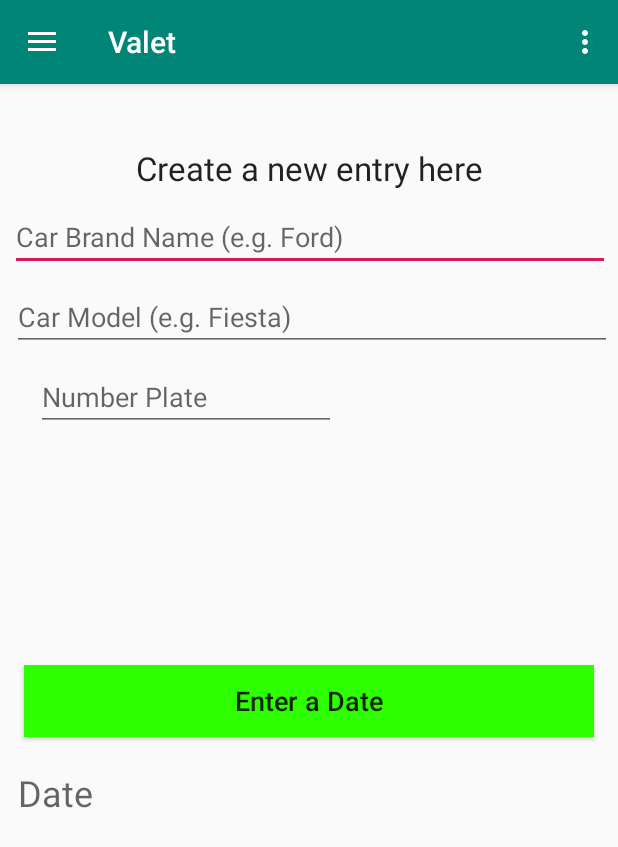
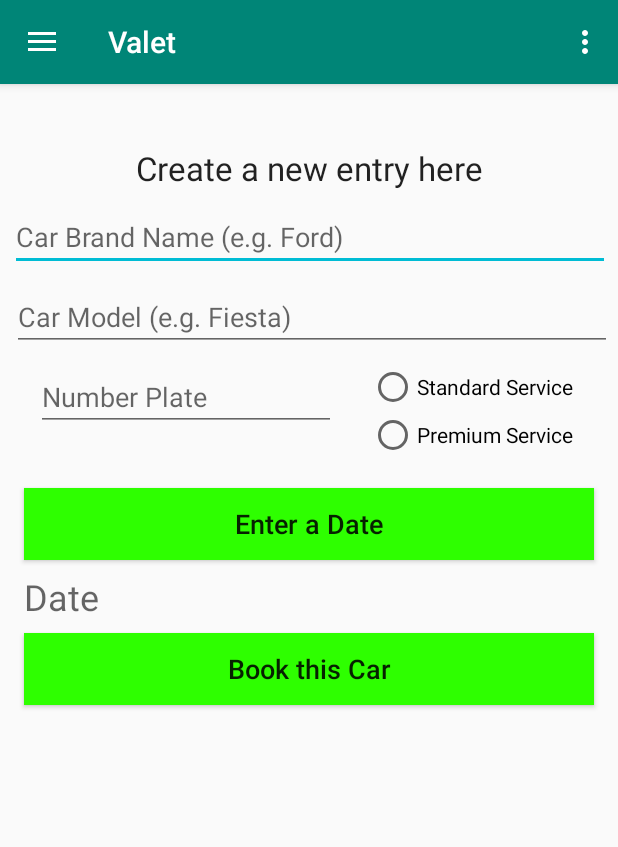
Before and after one commit to CiaranCrowley/Car_Valeting_Manager, an Android app: the screen it shows after launch (Home), on a phone screen of 412 x 824 dp. Shown: the top 847 px of the screen. Run offline under Robolectric (Android 15) with nearby library versions, the phone set to English and light mode, and no system bars.

```diff
--- a/app/src/main/java/ie/wit/activities/Home.kt
+++ b/app/src/main/java/ie/wit/activities/Home.kt
@@ -9,7 +9,6 @@ import androidx.core.view.GravityCompat
 import androidx.fragment.app.Fragment
 import androidx.fragment.app.FragmentTransaction
 import com.google.android.material.navigation.NavigationView
-import com.google.android.material.snackbar.Snackbar
 import ie.wit.R
 import ie.wit.fragments.ValetFragment
 import ie.wit.fragments.ValetSavedFragment
--- a/app/src/main/java/ie/wit/adapters/ValetingAdapter.kt
+++ b/app/src/main/java/ie/wit/adapters/ValetingAdapter.kt
@@ -31,8 +31,10 @@ class ValetingAdapter constructor(private var valets: List<ValetModel>)
     class MainHolder constructor(itemView: View) : RecyclerView.ViewHolder(itemView) {
 
         fun bind(valet: ValetModel) {
+            itemView.carBrandReport.text = valet.carBrand
+            itemView.carModelReport.text = valet.carModel
             itemView.dateShown.text = valet.date
-            itemView.imageIcon.setImageResource(R.mipmap.ic_launcher_round)
+            itemView.serviceType.text = valet.serviceType
         }
     }
 }
--- a/app/src/main/java/ie/wit/models/ValetMemStore.kt
+++ b/app/src/main/java/ie/wit/models/ValetMemStore.kt
@@ -16,12 +16,6 @@ class ValetMemStore : ValetStore {
         return valets
     }
 
-    override fun findById(id:Long) : ValetModel? {
-        //todo: these have to be changed
-        val foundValet: ValetModel? = valets.find { it.id == id }
-        return foundValet
-    }
-
     override fun create(valet: ValetModel) {
         valet.id = getId()
         valets.add(valet)
--- a/app/src/main/java/ie/wit/models/ValetStore.kt
+++ b/app/src/main/java/ie/wit/models/ValetStore.kt
@@ -2,9 +2,7 @@ package ie.wit.models
 
 interface ValetStore {
     fun findAll(): List<ValetModel>
-    fun findById(id: Long): ValetModel?
-    //fun findDate(date: String): ValetModel?    ///////   Causes error in ValetFragment:  Lines 59 & 103; 'parameter_name' is not used and can be renamed to "_"  Error is somehow related to this function
     fun create(valet: ValetModel)
-    //fun update(valet: ValetModel)
-    //fun delete(valet: ValetModel)
+//    fun update(valet: ValetModel)
+//    fun delete(valet: ValetModel)
 }
--- a/app/src/main/res/layout/fragment_valet.xml
+++ b/app/src/main/res/layout/fragment_valet.xml
@@ -5,6 +5,14 @@
     android:layout_width="match_parent"
     android:layout_height="match_parent"
     tools:context="ie.wit.fragments.ValetFragment">
+
+    <FrameLayout
+        android:id="@+id/contentFragment"
+        android:layout_width="match_parent"
+        android:layout_height="match_parent"
+        android:layout_weight="1">
+
+    </FrameLayout>
 
     <TextView
         android:id="@+id/addNewAppointment"
@@ -66,7 +74,7 @@
         android:layout_width="match_parent"
         android:layout_height="wrap_content"
         android:layout_marginStart="8dp"
-        android:layout_marginTop="316dp"
+        android:layout_marginTop="38dp"
         android:layout_marginEnd="8dp"
         android:background="@color/btnColor"
         android:text="@string/go_to_calendar"
@@ -75,18 +83,55 @@
         app:layout_constraintEnd_toEndOf="parent"
         app:layout_constraintHorizontal_bias="1.0"
         app:layout_constraintStart_toStartOf="parent"
-        app:layout_constraintTop_toBottomOf="@+id/addNewAppointment" />
+        app:layout_constraintTop_toBottomOf="@id/numberPlate" />
 
     <TextView
         android:id="@+id/showDate"
-        android:layout_width="200dp"
+        android:layout_width="130dp"
         android:layout_height="wrap_content"
         android:layout_marginHorizontal="30dp"
-        android:layout_marginStart="4dp"
-        android:layout_marginTop="448dp"
+        android:layout_marginStart="8dp"
+        android:layout_marginTop="56dp"
         android:hint="@string/date"
         android:textSize="24sp"
         app:layout_constraintStart_toStartOf="parent"
-        app:layout_constraintTop_toTopOf="parent" />
+        app:layout_constraintTop_toTopOf="@id/btnGoCalendar" />
+
+    <RadioGroup
+        android:id="@+id/serviceType"
+        android:layout_width="150dp"
+        android:layout_height="80dp"
+        android:layout_marginTop="8dp"
+        android:layout_marginEnd="8dp"
+        app:layout_constraintEnd_toEndOf="parent"
+        app:layout_constraintTop_toBottomOf="@+id/carModel">
+
+        <RadioButton
+            android:id="@+id/standardService"
+            android:layout_width="match_parent"
+            android:layout_height="wrap_content"
+            android:text="@string/standardService" />
+
+        <RadioButton
+            android:id="@+id/premiumService"
+            android:layout_width="match_parent"
+            android:layout_height="wrap_content"
+            android:text="@string/premiumService" />
+    </RadioGroup>
+
+    <Button
+        android:id="@+id/btnAddCar"
+        android:layout_width="match_parent"
+        android:layout_height="wrap_content"
+        android:layout_marginStart="8dp"
+        android:layout_marginTop="8dp"
+        android:layout_marginEnd="8dp"
+        android:background="@color/btnColor"
+        android:text="@string/addNewCar"
+        android:textAllCaps="false"
+        android:textSize="18sp"
+        app:layout_constraintEnd_toEndOf="parent"
+        app:layout_constraintStart_toStartOf="parent"
+        app:layout_constraintTop_toBottomOf="@+id/showDate" />
 
 </androidx.constraintlayout.widget.ConstraintLayout>
--- a/app/src/main/res/menu/activity_home_drawer.xml
+++ b/app/src/main/res/menu/activity_home_drawer.xml
@@ -12,24 +12,12 @@
             android:id="@+id/nav_report"
             android:icon="@drawable/ic_menu_report"
             android:title="@string/menu_report" />
-        <item
+        <!--todo: Maybe put something here that only displays whats booked in for todays date???-->
+        <!--<item
             android:id="@+id/nav_favourites"
             android:icon="@drawable/ic_menu_favorites"
-            android:title="@string/menu_favourites" />
+            android:title="@string/menu_favourites" />-->
     </group>
-
-    <item android:title="Communicate">
-        <menu>
-            <item
-                android:id="@+id/nav_share"
-                android:icon="@drawable/ic_menu_share"
-                android:title="@string/menu_share" />
-            <item
-                android:id="@+id/nav_send"
-                android:icon="@drawable/ic_menu_send"
-                android:title="@string/menu_send" />
-        </menu>
-    </item>
 
     <item
         android:id="@+id/nav_aboutus"
--- a/app/src/main/res/values/colors.xml
+++ b/app/src/main/res/values/colors.xml
@@ -2,6 +2,6 @@
 <resources>
     <color name="colorPrimary">#008577</color>
     <color name="colorPrimaryDark">#00574B</color>
-    <color name="colorAccent">#D81B60</color>
+    <color name="colorAccent">#00BCD4</color>
     <color name="btnColor">#2EFF00</color>
 </resources>
--- a/app/src/main/res/values/strings.xml
+++ b/app/src/main/res/values/strings.xml
@@ -24,8 +24,8 @@
     <string name="nav_header_subtitle">voteforhomer@android.com</string>
 
     <!--todo: change names in here  (many of these can be found in activity_home_drawer.xml-->
-    <string name="menu_donate">Valet</string>
-    <string name="menu_report">Report</string>
+    <string name="menu_donate">Add New Car</string>
+    <string name="menu_report">Booked Cars</string>
     <string name="menu_favourites">Favourites</string>
     <string name="menu_about">About Us</string>
     <string name="menu_share">Share</string>
@@ -37,4 +37,7 @@
     <string name="dateShown">Date</string>
     <string name="date">Date</string>
     <string name="numberPlate">Number Plate</string>
+    <string name="standardService">Standard Service</string>
+    <string name="premiumService">Premium Service</string>
+    <string name="addNewCar">Book this Car</string>
 </resources>
```
Also changed, not shown: app/src/main/java/ie/wit/fragments/ValetFragment.kt (+25 -6 lines), app/src/main/java/ie/wit/models/ValetModel.kt (+5 -3 lines), app/src/main/res/layout/card_valet.xml (+34 -22 lines).
